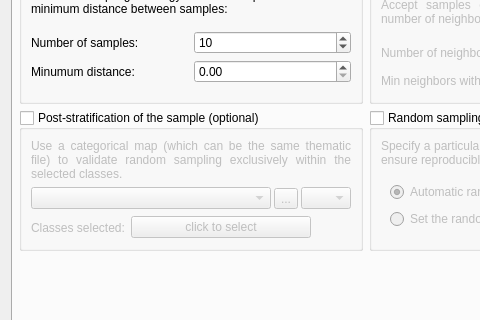
Before: the Qt Designer form ui/sampling_design_window.ui in SMByC/AcATaMa, drawn with Qt 5; both pictures show x 0 to 480 and y 113 to 433 of the 688 by 668 pixel window.
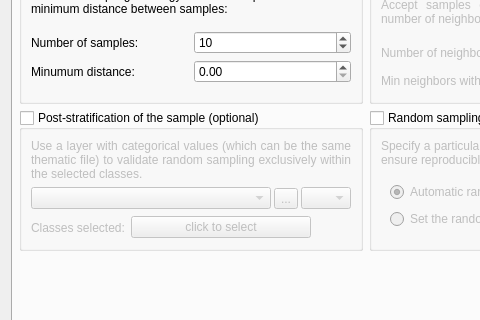
After: the same form once the commit is applied. Icons and pictures are not drawn. Custom widgets are drawn as their Qt base class.

What changed in the file:
```diff
--- a/ui/sampling_design_window.ui
+++ b/ui/sampling_design_window.ui
@@ -171,7 +171,7 @@
                 <item>
                  <widget class="QLabel" name="label_12">
                   <property name="text">
-                   <string>Use a categorical map (which can be the same thematic file) to validate random sampling exclusively within the selected classes.</string>
+                   <string>Use a layer with categorical values (which can be the same thematic file) to validate random sampling exclusively within the selected classes.</string>
                   </property>
                   <property name="alignment">
                    <set>Qt::AlignJustify|Qt::AlignVCenter</set>
```
Left out of the diff: 6 changed lines with no effect on the pictures.
